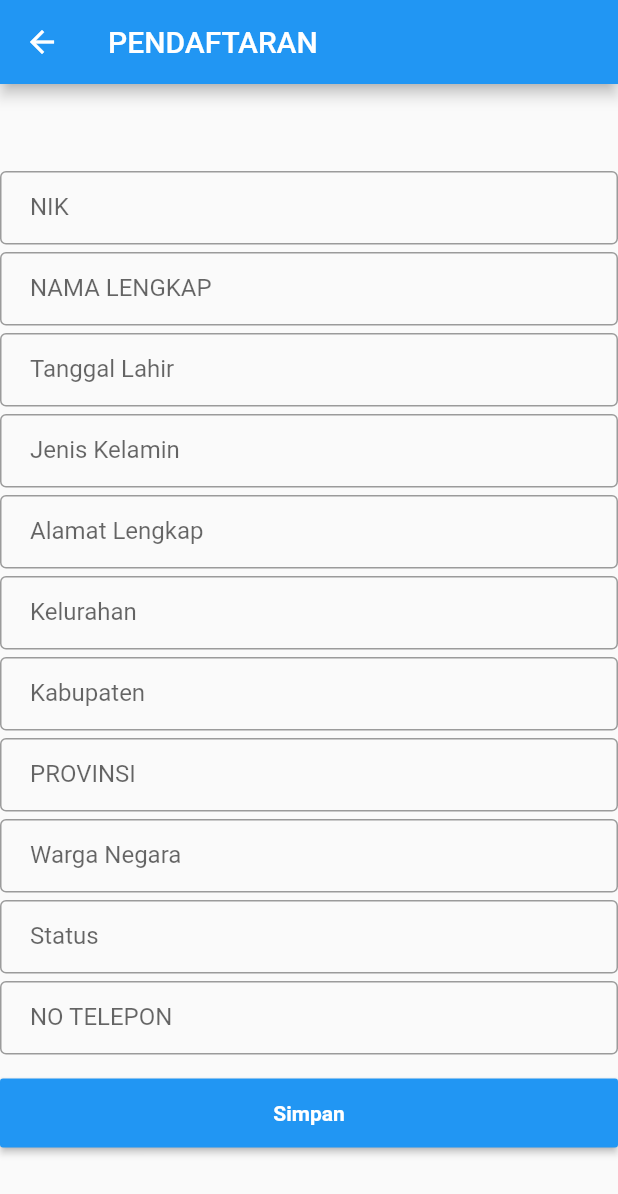
After one commit to argowibowo/silk2021, a Flutter app: the Pendaftaran screen opened directly, on a phone screen of 412 x 824 dp. The commit adds this screen. Shown: the top 1194 px of the screen. Run offline on Flutter 3.47's test engine with Material 2 defaults, Android fonts, the phone set to English and light mode, and no system bars.

Commit message:
ui sementara pendaftaran

```diff
--- a/flutter_silk/lib/dashboard.dart
+++ b/flutter_silk/lib/dashboard.dart
@@ -1,4 +1,5 @@
 import 'package:flutter/material.dart';
+import 'package:flutter_silk/pendaftaran.dart';
 
 
 class dashboard extends StatefulWidget {  //<~~~
@@ -43,7 +44,13 @@ class _dashboardState extends State<dashboard> {    //<~~
               title: Text("Pendaftaran"),    //<~~~~
               trailing: Icon(Icons.add_box),   //<~~~
               subtitle: Text("Menu Pendaftaran"),  //<~~
-
+              onTap: () {
+                Navigator.pop(context);
+                Navigator.push(
+                  context,
+                  MaterialPageRoute(builder: (context) => Pendaftaran(title: "PENDAFTARAN")),  //<~~
+                );
+              },
             ),
             ListTile(
               title: Text("Rawat Jalan"),   //<~~~
--- /dev/null
+++ b/flutter_silk/lib/pendaftaran.dart
@@ -0,0 +1,181 @@
+import 'package:flutter/material.dart';
+
+class Pendaftaran extends StatefulWidget {
+  Pendaftaran({Key key, this.title}) : super(key: key);
+
+  final String title;
+
+  @override
+  _PendaftaranState createState() => _PendaftaranState();
+}
+
+class _PendaftaranState extends State<Pendaftaran> {
+  int _counter = 0;
+
+  void _incrementCounter() {
+    setState(() {
+      _counter++;
+    });
+  }
+
+  @override
+  Widget build(BuildContext context) {
+    return Scaffold(
+        appBar: AppBar(
+          title: Text(widget.title),
+        ),
+        body: Center(
+          child:SingleChildScrollView(
+            child: Column(
+              mainAxisAlignment: MainAxisAlignment.center,
+              children: <Widget>[
+                TextFormField(
+                  decoration: InputDecoration(
+                      labelText: "NIK",
+                      hintText: "Masukkan NIK",
+                      border: OutlineInputBorder(),
+                      contentPadding: EdgeInsets.fromLTRB(20.0, 15.0, 20.0, 15.0)
+                  ),
+                ),
+                SizedBox(height: 5,
+                ),
+                TextFormField(
+                  decoration: InputDecoration(
+                      labelText: "NAMA LENGKAP",
+                      hintText: "Masukkan Nama Lengkap",
+                      border: OutlineInputBorder(),
+                      contentPadding: EdgeInsets.fromLTRB(20.0, 15.0, 20.0, 15.0)
+                  ),
+                ),
+                SizedBox(height: 5,
+                ),
+                TextFormField(
+                  decoration: InputDecoration(
+                      labelText: "Tanggal Lahir",
+                      hintText: "Tanggal Lahir",
+                      border: OutlineInputBorder(),
+                      contentPadding: EdgeInsets.fromLTRB(20.0, 15.0, 20.0, 15.0)
+                  ),
+                ),
+                SizedBox(height: 5,
+                ),
+                TextFormField(
+                  decoration: InputDecoration(
+                      labelText: "Jenis Kelamin",
+                      hintText: "JK",
+                      border: OutlineInputBorder(),
+                      contentPadding: EdgeInsets.fromLTRB(20.0, 15.0, 20.0, 15.0)
+                  ),
+                ),
+                SizedBox(height: 5,
+                ),
+                TextFormField(
+                  decoration: InputDecoration(
+                      labelText: "Alamat Lengkap",
+                      hintText: "Masukkan Alamat",
+                      border: OutlineInputBorder(),
+                      contentPadding: EdgeInsets.fromLTRB(20.0, 15.0, 20.0, 15.0)
+                  ),
+                ),
+                SizedBox(height: 5,
+                ),
+                TextFormField(
+                  decoration: InputDecoration(
+                      labelText: "Kelurahan",
+                      hintText: "Masukkan Kelurahan",
+                      border: OutlineInputBorder(),
+                      contentPadding: EdgeInsets.fromLTRB(20.0, 15.0, 20.0, 15.0)
+                  ),
+                ),
+                SizedBox(height: 5,
+                ),
+                TextFormField(
+                  decoration: InputDecoration(
+                      labelText: "Kabupaten",
+                      hintText: "Masukkan Kabupaten",
+                      border: OutlineInputBorder(),
+                      contentPadding: EdgeInsets.fromLTRB(20.0, 15.0, 20.0, 15.0)
+                  ),
+                ),
+                SizedBox(height: 5,
+                ),
+                TextFormField(
+                  decoration: InputDecoration(
+                      labelText: "PROVINSI",
+                      hintText: "Masukkan Provinsi",
+                      border: OutlineInputBorder(),
+                      contentPadding: EdgeInsets.fromLTRB(20.0, 15.0, 20.0, 15.0)
+                  ),
+                ),
+                SizedBox(height: 5,
+                ),
+                TextFormField(
+                  decoration: InputDecoration(
+                      labelText: "Warga Negara",
+                      hintText: "WN",
+                      border: OutlineInputBorder(),
+                      contentPadding: EdgeInsets.fromLTRB(20.0, 15.0, 20.0, 15.0)
+                  ),
+                ),
+                SizedBox(height: 5,
+                ),
+                TextFormField(
+                  decoration: InputDecoration(
+                      labelText: "Status",
+                      hintText: "Status",
+                      border: OutlineInputBorder(),
+                      contentPadding: EdgeInsets.fromLTRB(20.0, 15.0, 20.0, 15.0)
+                  ),
+                ),
+                SizedBox(height: 5,
+                ),
+                TextFormField(
+                  decoration: InputDecoration(
+                      labelText: "NO TELEPON",
+                      hintText: "NO TELP",
+                      border: OutlineInputBorder(),
+                      contentPadding: EdgeInsets.fromLTRB(20.0, 15.0, 20.0, 15.0)
+                  ),
+                ),
+            SizedBox(
+              height: 15,
+            ),
+            MaterialButton(
+              minWidth: MediaQuery.of(context).size.width,
+              padding: EdgeInsets.fromLTRB(20.0, 15.0, 20.0, 15.0),
+              color: Colors.blue,
+              onPressed: () {
+                return showDialog(
+                  context: context,
+                  builder: (context) {
+                    return AlertDialog(
+                      title: Text("Simpan Data"),
+                      content: Text("Apakah Anda akan menyimpan data ini?"),
+                      actions: <Widget>[
+                        FlatButton(
+                            child: Text("Ya")
+                        ),
+                        FlatButton(
+                            child: Text("Tidak")
+                        )
+                      ],
+                    );
+                  },
+                );
+              },
+              child: Text(
+                "Simpan",
+                textAlign: TextAlign.center,
+                style: TextStyle(
+                    color: Colors.white,
+                    fontWeight: FontWeight.bold
+                ),
+              ),
+            )
+              ],
+            ),
+          ),
+        )
+    );
+  }
+}
```
